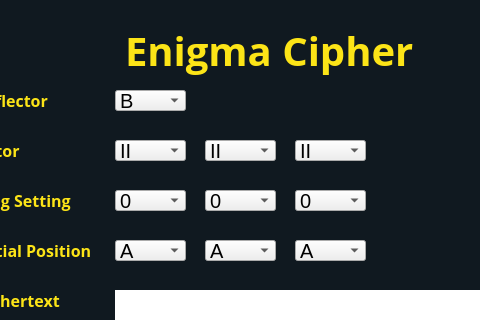
Qt form src/enigmaCipherDec.ui (fernaldifz/classical-cryptography) before a commit; both pictures show x 95 to 575 and y 0 to 320 of the 720 by 513 pixel window.
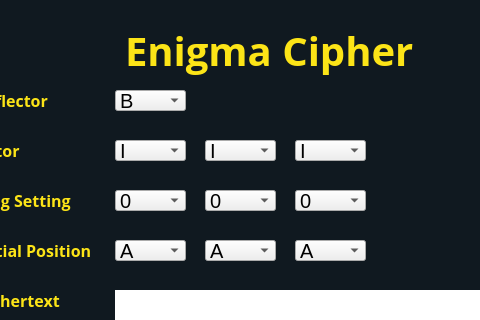
The same form after that commit.

Commit message: enigma completion

```diff
--- a/src/enigmaCipherDec.ui
+++ b/src/enigmaCipherDec.ui
@@ -184,6 +184,11 @@
     <property name="cursor">
      <cursorShape>PointingHandCursor</cursorShape>
     </property>
+    <item>
+     <property name="text">
+      <string>I</string>
+     </property>
+    </item>
     <item>
      <property name="text">
       <string>II</string>
@@ -218,6 +223,11 @@
     <property name="cursor">
      <cursorShape>PointingHandCursor</cursorShape>
     </property>
+    <item>
+     <property name="text">
+      <string>I</string>
+     </property>
+    </item>
     <item>
      <property name="text">
       <string>II</string>
@@ -252,6 +262,11 @@
     <property name="cursor">
      <cursorShape>PointingHandCursor</cursorShape>
     </property>
+    <item>
+     <property name="text">
+      <string>I</string>
+     </property>
+    </item>
     <item>
      <property name="text">
       <string>II</string>
```
Left out of the diff: 15 changed lines with no effect on the pictures. The commit also changes 11 other files.
